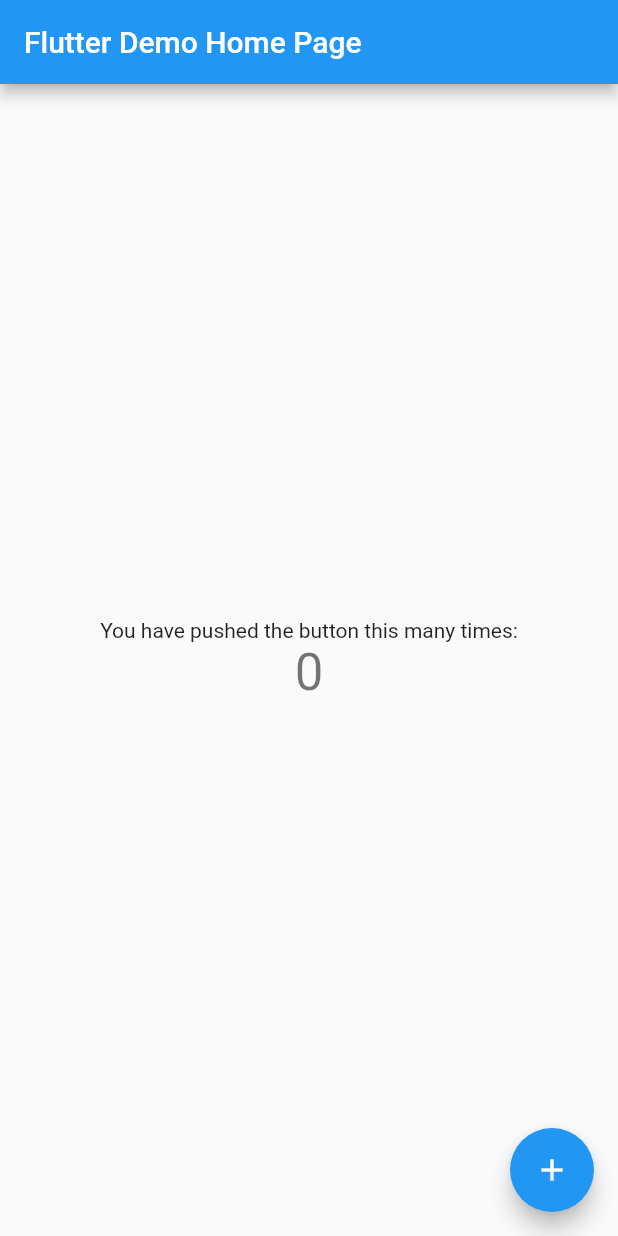
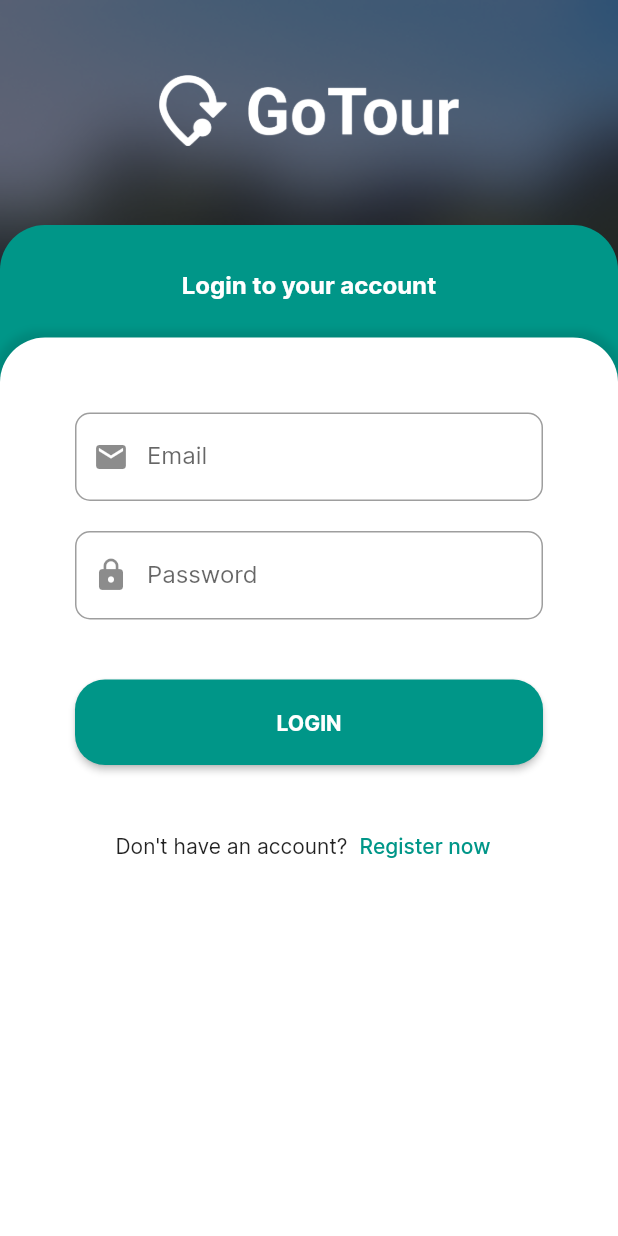
Before and after one commit to mugeki/GoTour-Mobile, a Flutter app: the screen it shows after launch, on a phone screen of 412 x 824 dp. Run offline on Flutter 3.47's test engine with Material 2 defaults, Android fonts, the phone set to English and light mode, and no system bars.

Commit message:
finished login & register page UI

```diff
--- a/lib/main.dart
+++ b/lib/main.dart
@@ -1,4 +1,5 @@
 import 'package:flutter/material.dart';
+import 'package:gotour_mobile/screens/auth.dart';
 
 void main() {
   runApp(const MyApp());
@@ -7,109 +8,28 @@
 class MyApp extends StatelessWidget {
   const MyApp({Key? key}) : super(key: key);
 
-  // This widget is the root of your application.
   @override
   Widget build(BuildContext context) {
     return MaterialApp(
-      title: 'Flutter Demo',
+      title: 'GoTour',
       theme: ThemeData(
-        // This is the theme of your application.
-        //
-        // Try running your application with "flutter run". You'll see the
-        // application has a blue toolbar. Then, without quitting the app, try
-        // changing the primarySwatch below to Colors.green and then invoke
-        // "hot reload" (press "r" in the console where you ran "flutter run",
-        // or simply save your changes to "hot reload" in a Flutter IDE).
-        // Notice that the counter didn't reset back to zero; the application
-        // is not restarted.
-        primarySwatch: Colors.blue,
+        fontFamily: 'Inter',
+        primarySwatch: Colors.teal,
+        elevatedButtonTheme: ElevatedButtonThemeData(
+          style: ElevatedButton.styleFrom(
+            padding: const EdgeInsets.all(20),
+            minimumSize: const Size(double.infinity, 0),
+            shape: const RoundedRectangleBorder(
+              borderRadius: BorderRadius.all(Radius.circular(20)),
+            ),
+            textStyle: const TextStyle(
+              fontFamily: 'Inter',
+              fontWeight: FontWeight.bold,
+            ),
+          ),
+        ),
       ),
-      home: const MyHomePage(title: 'Flutter Demo Home Page'),
+      home: const AuthScreen(),
     );
   }
 }
-
-class MyHomePage extends StatefulWidget {
-  const MyHomePage({Key? key, required this.title}) : super(key: key);
-
-  // This widget is the home page of your application. It is stateful, meaning
-  // that it has a State object (defined below) that contains fields that affect
-  // how it looks.
-
-  // This class is the configuration for the state. It holds the values (in this
-  // case the title) provided by the parent (in this case the App widget) and
-  // used by the build method of the State. Fields in a Widget subclass are
-  // always marked "final".
-
-  final String title;
-
-  @override
-  State<MyHomePage> createState() => _MyHomePageState();
-}
-
-class _MyHomePageState extends State<MyHomePage> {
-  int _counter = 0;
-
-  void _incrementCounter() {
-    setState(() {
-      // This call to setState tells the Flutter framework that something has
-      // changed in this State, which causes it to rerun the build method below
-      // so that the display can reflect the updated values. If we changed
-      // _counter without calling setState(), then the build method would not be
-      // called again, and so nothing would appear to happen.
-      _counter++;
-    });
-  }
-
-  @override
-  Widget build(BuildContext context) {
-    // This method is rerun every time setState is called, for instance as done
-    // by the _incrementCounter method above.
-    //
-    // The Flutter framework has been optimized to make rerunning build methods
-    // fast, so that you can just rebuild anything that needs updating rather
-    // than having to individually change instances of widgets.
-    return Scaffold(
-      appBar: AppBar(
-        // Here we take the value from the MyHomePage object that was created by
-        // the App.build method, and use it to set our appbar title.
-        title: Text(widget.title),
-      ),
-      body: Center(
-        // Center is a layout widget. It takes a single child and positions it
-        // in the middle of the parent.
-        child: Column(
-          // Column is also a layout widget. It takes a list of children and
-          // arranges them vertically. By default, it sizes itself to fit its
-          // children horizontally, and tries to be as tall as its parent.
-          //
-          // Invoke "debug painting" (press "p" in the console, choose the
-          // "Toggle Debug Paint" action from the Flutter Inspector in Android
-          // Studio, or the "Toggle Debug Paint" command in Visual Studio Code)
-          // to see the wireframe for each widget.
-          //
-          // Column has various properties to control how it sizes itself and
-          // how it positions its children. Here we use mainAxisAlignment to
-          // center the children vertically; the main axis here is the vertical
-          // axis because Columns are vertical (the cross axis would be
-          // horizontal).
-          mainAxisAlignment: MainAxisAlignment.center,
-          children: <Widget>[
-            const Text(
-              'You have pushed the button this many times:',
-            ),
-            Text(
-              '$_counter',
-              style: Theme.of(context).textTheme.headline4,
-            ),
-          ],
-        ),
-      ),
-      floatingActionButton: FloatingActionButton(
-        onPressed: _incrementCounter,
-        tooltip: 'Increment',
-        child: const Icon(Icons.add),
-      ), // This trailing comma makes auto-formatting nicer for build methods.
-    );
-  }
-}
--- /dev/null
+++ b/lib/screens/auth.dart
@@ -0,0 +1,91 @@
+import 'package:flutter/material.dart';
+import 'package:gotour_mobile/widgets/login_form.dart';
+import 'package:gotour_mobile/widgets/register_form.dart';
+
+class AuthScreen extends StatefulWidget {
+  const AuthScreen({Key? key}) : super(key: key);
+
+  @override
+  AuthScreenState createState() {
+    return AuthScreenState();
+  }
+}
+
+class AuthScreenState extends State<AuthScreen> {
+  String _type = 'login';
+
+  void _toggleType(String type) {
+    setState(() {
+      _type = type;
+    });
+  }
+
+  @override
+  Widget build(BuildContext context) {
+    return Scaffold(
+      body: Stack(
+        alignment: Alignment.center,
+        children: [
+          Container(
+            height: double.infinity,
+            width: double.infinity,
+            decoration: const BoxDecoration(
+              image: DecorationImage(
+                image: AssetImage('assets/images/auth_bg.png'),
+                fit: BoxFit.cover,
+              ),
+            ),
+          ),
+          Container(
+            alignment: Alignment.topCenter,
+            margin: const EdgeInsets.only(top: 50),
+            width: 200,
+            child: Image.asset('assets/images/logo.png'),
+          ),
+          Container(
+            alignment: Alignment.topCenter,
+            // height: 512,
+            margin: const EdgeInsets.only(top: 150),
+            padding: const EdgeInsets.only(top: 30),
+            decoration: const BoxDecoration(
+              color: Colors.teal,
+              borderRadius: BorderRadius.only(
+                topLeft: Radius.circular(30),
+                topRight: Radius.circular(30),
+              ),
+            ),
+            child: Text(
+              _type == 'login' ? 'Login to your account' : 'Create an account',
+              style: const TextStyle(
+                fontSize: 16,
+                fontWeight: FontWeight.bold,
+                color: Colors.white,
+              ),
+              textAlign: TextAlign.center,
+            ),
+          ),
+          Container(
+            alignment: Alignment.bottomCenter,
+            margin: const EdgeInsets.only(top: 225),
+            decoration: BoxDecoration(
+                color: Colors.white,
+                borderRadius: const BorderRadius.only(
+                  topLeft: Radius.circular(30),
+                  topRight: Radius.circular(30),
+                ),
+                boxShadow: [
+                  BoxShadow(
+                    color: Colors.black.withOpacity(0.1),
+                    blurRadius: 4,
+                    spreadRadius: 4,
+                  ),
+                ]),
+            child: _type == 'login'
+                ? LoginForm(toggleType: _toggleType)
+                : RegisterForm(toggleType: _toggleType),
+          ),
+        ],
+      ),
+    );
+  }
+}
--- /dev/null
+++ b/lib/widgets/login_form.dart
@@ -0,0 +1,82 @@
+import 'package:flutter/material.dart';
+
+class LoginForm extends StatefulWidget {
+  final void Function(String type) toggleType;
+  const LoginForm({Key? key, required this.toggleType}) : super(key: key);
+
+  @override
+  LoginFormState createState() {
+    return LoginFormState();
+  }
+}
+
+class LoginFormState extends State<LoginForm> {
+  final _formKey = GlobalKey<FormState>();
+
+  String? _validate(value) {
+    if (value == null || value.isEmpty) {
+      return 'Field cannot be empty';
+    }
+    return null;
+  }
+
+  @override
+  Widget build(BuildContext context) {
+    return Container(
+      padding: const EdgeInsets.all(50),
+      child: Form(
+        key: _formKey,
+        child: Column(
+          children: [
+            TextFormField(
+              decoration: const InputDecoration(
+                labelText: 'Email',
+                prefixIcon: Icon(Icons.email),
+                border: OutlineInputBorder(
+                  borderRadius: BorderRadius.all(Radius.circular(10)),
+                ),
+              ),
+              autovalidateMode: AutovalidateMode.onUserInteraction,
+              validator: _validate,
+            ),
+            const SizedBox(height: 20),
+            TextFormField(
+              decoration: const InputDecoration(
+                labelText: 'Password',
+                prefixIcon: Icon(Icons.lock),
+                border: OutlineInputBorder(
+                  borderRadius: BorderRadius.all(Radius.circular(10)),
+                ),
+              ),
+              obscureText: true,
+              autovalidateMode: AutovalidateMode.onUserInteraction,
+              validator: _validate,
+            ),
+            const SizedBox(height: 40),
+            ElevatedButton(
+              onPressed: () {
+                if (_formKey.currentState!.validate()) {
+                  Scaffold.of(context).showSnackBar(
+                    const SnackBar(content: Text('Processing Data')),
+                  );
+                }
+              },
+              child: const Text('LOGIN'),
+            ),
+            const SizedBox(height: 30),
+            Row(
+              mainAxisAlignment: MainAxisAlignment.center,
+              children: [
+                const Text("Don't have an account?"),
+                TextButton(
+                  onPressed: () => widget.toggleType('register'),
+                  child: const Text('Register now'),
+                ),
+              ],
+            )
+          ],
+        ),
+      ),
+    );
+  }
+}
```
Also changed, not shown: lib/widgets/register_form.dart (added, +94 -0 lines), pubspec.yaml (+17 -37 lines), assets/fonts/Inter-Black.ttf (added), assets/fonts/Inter-Bold.ttf (added), assets/fonts/Inter-ExtraBold.ttf (added), assets/fonts/Inter-ExtraLight.ttf (added), assets/fonts/Inter-Light.ttf (added), assets/fonts/Inter-Medium.ttf (added), assets/fonts/Inter-Regular.ttf (added), assets/fonts/Inter-SemiBold.ttf (added), assets/fonts/Inter-Thin.ttf (added), assets/images/auth_bg.png (added), assets/images/logo.png (added), pubspec.lock, 6 other files.
